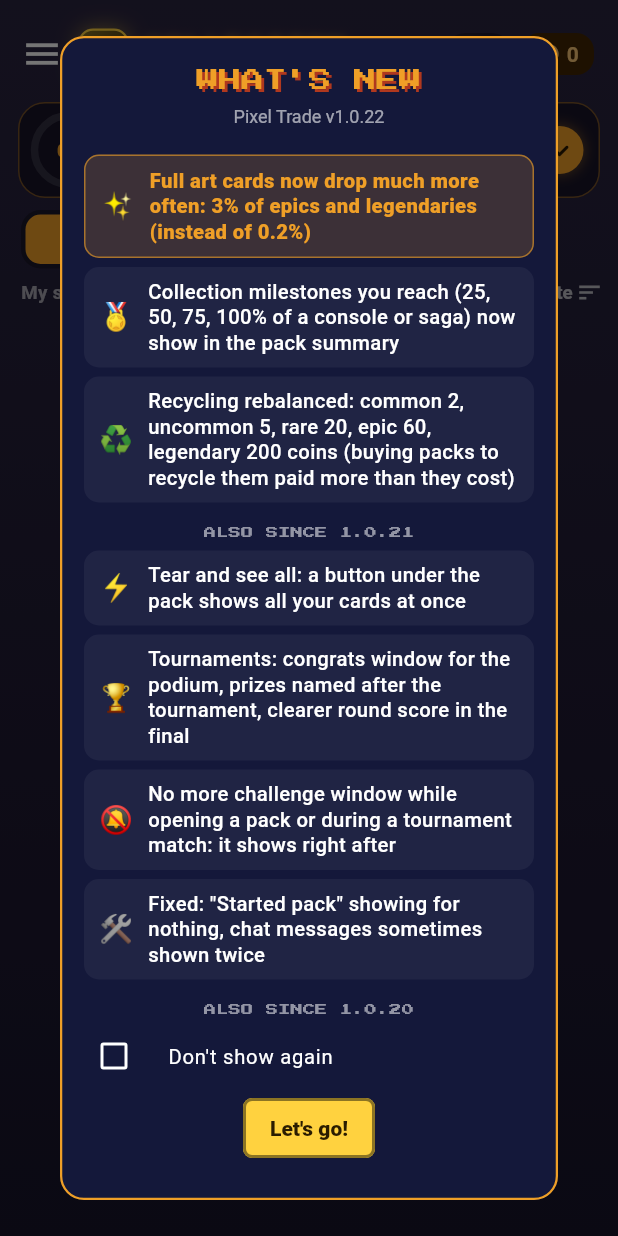
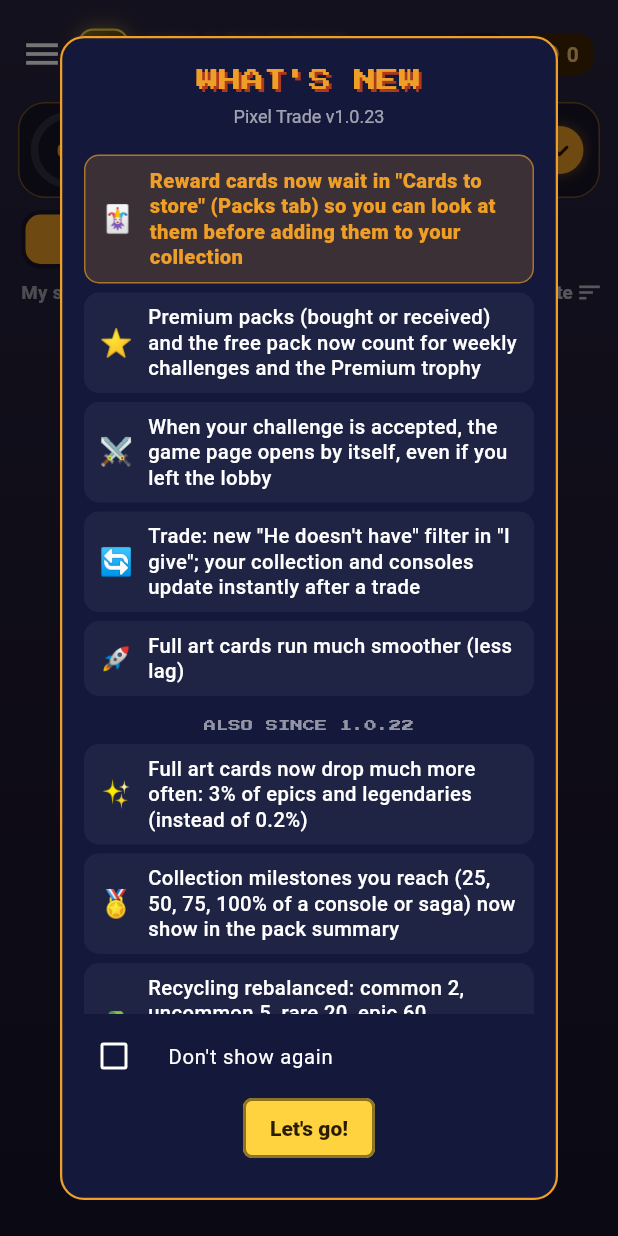
Before and after one commit to foclabroc/retro_collec_app, a Flutter app: the HomeShell screen opened directly, on a phone screen of 412 x 824 dp. Run offline on Flutter 3.47's test engine with Material 3 defaults, Android fonts, the phone set to English and light mode, and no system bars; our stand-ins replace flutter_local_notifications, google_fonts, open_filex, sensors_plus, shared_preferences, web; missing offline and left inert: dart:js_interop, workmanager; accounts and stored records are empty; network calls fail; statements that could not run were skipped.

Commit message:
1.0.23 : version, nouveautés, CHANGELOG, CLAUDE.md
Co-Authored-By: Claude Sonnet 5.5 <noreply@anthropic.com>
Claude-Session: https://claude.ai/code/session_01UVz6dyZJJKYVkRAEKgauPq

```diff
--- a/lib/update_check.dart
+++ b/lib/update_check.dart
@@ -19,7 +19,7 @@ import 'web_audio_stub.dart' if (dart.library.js_interop) 'web_audio_web.dart';
 // ═══════════════════════════════════════════════════════════════════════════
 
 /// Version de l'application (identique au pubspec.yaml, sans le « +N »).
-const kRetroCollecVersion = '1.0.22';
+const kRetroCollecVersion = '1.0.23';
 
 const _apiLatest = 'https://api.github.com/repos/foclabroc/retro_collec_app/releases/latest';
 const _releasesPage = 'https://github.com/foclabroc/retro_collec_app/releases/latest';
--- a/lib/whats_new.dart
+++ b/lib/whats_new.dart
@@ -12,6 +12,17 @@ import 'update_check.dart';
 // ═══════════════════════════════════════════════════════════════════════════
 
 const _kNews = <(String, String, String)>[
+  ('🃏', 'Cartes offertes en récompense : elles attendent dans « Cartes à ranger » (onglet Paquets) pour les voir avant de les ranger dans ta collection',
+      'Reward cards now wait in "Cards to store" (Packs tab) so you can look at them before adding them to your collection'),
+  ('⭐', 'Les paquets premium (achetés ou reçus) et le paquet gratuit comptent enfin pour les défis de la semaine et le trophée Premium',
+      'Premium packs (bought or received) and the free pack now count for weekly challenges and the Premium trophy'),
+  ('⚔', 'Quand ton défi est accepté, la page de la partie s\'ouvre toute seule, même si tu as quitté le salon',
+      'When your challenge is accepted, the game page opens by itself, even if you left the lobby'),
+  ('🔄', 'Échange : filtre « Qu\'il n\'a pas » dans « Je donne » ; ta collection et tes consoles se mettent à jour tout de suite après un échange',
+      'Trade: new "He doesn\'t have" filter in "I give"; your collection and consoles update instantly after a trade'),
+  ('🚀', 'Cartes full art beaucoup plus fluides (moins de lag)',
+      'Full art cards run much smoother (less lag)'),
+  ('#', 'Aussi depuis la 1.0.22', 'Also since 1.0.22'),
   ('✨', 'Les cartes full art sortent bien plus souvent : 3 % des épiques et légendaires (au lieu de 0,2 %)',
       'Full art cards now drop much more often: 3% of epics and legendaries (instead of 0.2%)'),
   ('🏅', 'Les paliers de collection gagnés (25, 50, 75, 100 % d\'une console ou d\'une saga) s\'affichent dans le récapitulatif du paquet',
--- a/pubspec.yaml
+++ b/pubspec.yaml
@@ -1,7 +1,7 @@
 name: retro_collec
 description: Pixel Trade — collection multijoueur de boîtes de jeux rétro (paquets, échanges, marché) by foclabroc
 publish_to: 'none'
-version: 1.0.22+23
+version: 1.0.23+24
 
 environment:
   sdk: '>=3.0.0 <4.0.0'
```
Also changed, not shown: 2 other files.
